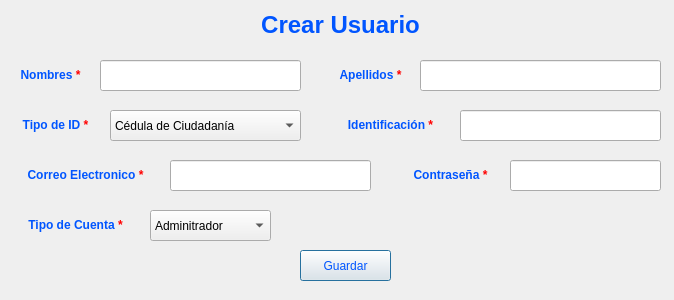
Before: the Qt Designer form Interfaz/Registro de Usuario.ui in SofhiAM/Aeropuerto_Campanero, drawn with Qt 5.
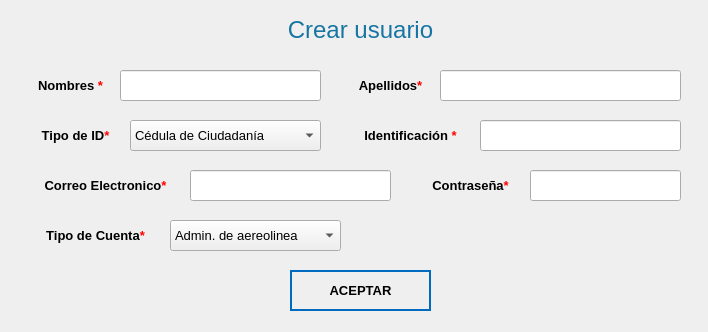
After: the same form once the commit is applied. Icons and pictures are not drawn.

Commit message: Actualizacion interfaces 1

Diff of the .ui file:
```diff
--- a/Interfaz/Registro de Usuario.ui
+++ b/Interfaz/Registro de Usuario.ui
@@ -6,39 +6,30 @@
    <rect>
     <x>0</x>
     <y>0</y>
-    <width>674</width>
-    <height>300</height>
+    <width>708</width>
+    <height>332</height>
    </rect>
   </property>
+  <property name="font">
+   <font>
+    <family>Nirmala UI</family>
+    <pointsize>10</pointsize>
+    <weight>50</weight>
+    <italic>false</italic>
+    <bold>false</bold>
+   </font>
+  </property>
   <property name="windowTitle">
    <string>Registro de Usuario</string>
   </property>
   <property name="styleSheet">
    <string notr="true">font: 14pt &quot;Nirmala UI&quot;;</string>
   </property>
-  <widget class="QLabel" name="lb_CrearUsuario">
-   <property name="geometry">
-    <rect>
-     <x>260</x>
-     <y>10</y>
-     <width>161</width>
-     <height>31</height>
-    </rect>
-   </property>
-   <property name="styleSheet">
-    <string notr="true">font: 75 14pt &quot;Nirmala UI&quot;;
-font: 75 18pt &quot;Nirmala UI&quot;;
-font: 75 16pt &quot;Nirmala UI&quot;;</string>
-   </property>
-   <property name="text">
-    <string>&lt;html&gt;&lt;head/&gt;&lt;body&gt;&lt;p align=&quot;center&quot;&gt;&lt;span style=&quot; font-size:18pt; font-weight:600; color:#0055ff;&quot;&gt;Crear Usuario&lt;/span&gt;&lt;/p&gt;&lt;/body&gt;&lt;/html&gt;</string>
-   </property>
-  </widget>
   <widget class="QLabel" name="lb_Nombres">
    <property name="geometry">
     <rect>
-     <x>10</x>
-     <y>60</y>
+     <x>30</x>
+     <y>70</y>
      <width>81</width>
      <height>31</height>
     </rect>
@@ -47,14 +38,14 @@
     <string notr="true">font: 75 12pt &quot;Nirmala UI&quot;;</string>
    </property>
    <property name="text">
-    <string>&lt;html&gt;&lt;head/&gt;&lt;body&gt;&lt;p align=&quot;center&quot;&gt;&lt;span style=&quot; font-weight:600; color:#0055ff;&quot;&gt;Nombres &lt;/span&gt;&lt;span style=&quot; font-weight:600; color:#ff0000;&quot;&gt;*&lt;/span&gt;&lt;/p&gt;&lt;/body&gt;&lt;/html&gt;</string>
+    <string>&lt;html&gt;&lt;head/&gt;&lt;body&gt;&lt;p align=&quot;center&quot;&gt;&lt;span style=&quot; font-weight:600; color:#000000;&quot;&gt;Nombres &lt;/span&gt;&lt;span style=&quot; font-weight:600; color:#ff0000;&quot;&gt;*&lt;/span&gt;&lt;/p&gt;&lt;/body&gt;&lt;/html&gt;</string>
    </property>
   </widget>
   <widget class="QLineEdit" name="lineEdit_Nombres">
    <property name="geometry">
     <rect>
-     <x>100</x>
-     <y>60</y>
+     <x>120</x>
+     <y>70</y>
      <width>201</width>
      <height>31</height>
     </rect>
@@ -66,8 +57,8 @@
   <widget class="QLabel" name="lb_Apellidos">
    <property name="geometry">
     <rect>
-     <x>320</x>
-     <y>60</y>
+     <x>340</x>
+     <y>70</y>
      <width>101</width>
      <height>31</height>
     </rect>
@@ -76,14 +67,14 @@
     <string notr="true">font: 75 12pt &quot;Nirmala UI&quot;;</string>
    </property>
    <property name="text">
-    <string>&lt;html&gt;&lt;head/&gt;&lt;body&gt;&lt;p align=&quot;center&quot;&gt;&lt;span style=&quot; font-weight:600; color:#0055ff;&quot;&gt;Apellidos &lt;/span&gt;&lt;span style=&quot; font-weight:600; color:#ff0000;&quot;&gt;*&lt;/span&gt;&lt;/p&gt;&lt;/body&gt;&lt;/html&gt;</string>
+    <string>&lt;html&gt;&lt;head/&gt;&lt;body&gt;&lt;p align=&quot;center&quot;&gt;&lt;span style=&quot; font-weight:600; color:#000000;&quot;&gt;Apellidos&lt;/span&gt;&lt;span style=&quot; font-weight:600; color:#0055ff;&quot;/&gt;&lt;span style=&quot; font-weight:600; color:#ff0000;&quot;&gt;*&lt;/span&gt;&lt;/p&gt;&lt;/body&gt;&lt;/html&gt;</string>
    </property>
   </widget>
   <widget class="QLineEdit" name="lineEdit_Apellidos">
    <property name="geometry">
     <rect>
-     <x>420</x>
-     <y>60</y>
+     <x>440</x>
+     <y>70</y>
      <width>241</width>
      <height>31</height>
     </rect>
@@ -95,8 +86,8 @@
   <widget class="QLabel" name="lb_TipodeID">
    <property name="geometry">
     <rect>
-     <x>10</x>
-     <y>110</y>
+     <x>30</x>
+     <y>120</y>
      <width>91</width>
      <height>31</height>
     </rect>
@@ -105,14 +96,14 @@
     <string notr="true">font: 75 12pt &quot;Nirmala UI&quot;;</string>
    </property>
    <property name="text">
-    <string>&lt;html&gt;&lt;head/&gt;&lt;body&gt;&lt;p align=&quot;center&quot;&gt;&lt;span style=&quot; font-weight:600; color:#0055ff;&quot;&gt;Tipo de ID &lt;/span&gt;&lt;span style=&quot; font-weight:600; color:#ff0000;&quot;&gt;*&lt;/span&gt;&lt;/p&gt;&lt;/body&gt;&lt;/html&gt;</string>
+    <string>&lt;html&gt;&lt;head/&gt;&lt;body&gt;&lt;p align=&quot;center&quot;&gt;&lt;span style=&quot; font-weight:600; color:#000000;&quot;&gt;Tipo de ID&lt;/span&gt;&lt;span style=&quot; font-weight:600; color:#0055ff;&quot;/&gt;&lt;span style=&quot; font-weight:600; color:#ff0000;&quot;&gt;*&lt;/span&gt;&lt;/p&gt;&lt;/body&gt;&lt;/html&gt;</string>
    </property>
   </widget>
   <widget class="QLabel" name="lb_Identificacion">
    <property name="geometry">
     <rect>
-     <x>320</x>
-     <y>110</y>
+     <x>340</x>
+     <y>120</y>
      <width>141</width>
      <height>31</height>
     </rect>
@@ -121,14 +112,14 @@
     <string notr="true">font: 75 12pt &quot;Nirmala UI&quot;;</string>
    </property>
    <property name="text">
-    <string>&lt;html&gt;&lt;head/&gt;&lt;body&gt;&lt;p align=&quot;center&quot;&gt;&lt;span style=&quot; font-weight:600; color:#0055ff;&quot;&gt;Identificación &lt;/span&gt;&lt;span style=&quot; font-weight:600; color:#ff0000;&quot;&gt;*&lt;/span&gt;&lt;/p&gt;&lt;/body&gt;&lt;/html&gt;</string>
+    <string>&lt;html&gt;&lt;head/&gt;&lt;body&gt;&lt;p align=&quot;center&quot;&gt;&lt;span style=&quot; font-weight:600; color:#000000;&quot;&gt;Identificación &lt;/span&gt;&lt;span style=&quot; font-weight:600; color:#ff0000;&quot;&gt;*&lt;/span&gt;&lt;/p&gt;&lt;/body&gt;&lt;/html&gt;</string>
    </property>
   </widget>
   <widget class="QLineEdit" name="lineEdit_Identificacion">
    <property name="geometry">
     <rect>
-     <x>460</x>
-     <y>110</y>
+     <x>480</x>
+     <y>120</y>
      <width>201</width>
      <height>31</height>
     </rect>
@@ -140,8 +131,8 @@
   <widget class="QLabel" name="lb_Nombres_5">
    <property name="geometry">
     <rect>
-     <x>10</x>
-     <y>160</y>
+     <x>30</x>
+     <y>170</y>
      <width>151</width>
      <height>31</height>
     </rect>
@@ -150,14 +141,14 @@
     <string notr="true">font: 75 12pt &quot;Nirmala UI&quot;;</string>
    </property>
    <property name="text">
-    <string>&lt;html&gt;&lt;head/&gt;&lt;body&gt;&lt;p align=&quot;center&quot;&gt;&lt;span style=&quot; font-weight:600; color:#0055ff;&quot;&gt;Correo Electronico &lt;/span&gt;&lt;span style=&quot; font-weight:600; color:#ff0000;&quot;&gt;*&lt;/span&gt;&lt;/p&gt;&lt;/body&gt;&lt;/html&gt;</string>
+    <string>&lt;html&gt;&lt;head/&gt;&lt;body&gt;&lt;p align=&quot;center&quot;&gt;&lt;span style=&quot; font-weight:600; color:#000000;&quot;&gt;Correo Electronico&lt;/span&gt;&lt;span style=&quot; font-weight:600; color:#0055ff;&quot;/&gt;&lt;span style=&quot; font-weight:600; color:#ff0000;&quot;&gt;*&lt;/span&gt;&lt;/p&gt;&lt;/body&gt;&lt;/html&gt;</string>
    </property>
   </widget>
   <widget class="QLineEdit" name="lineEdit_CorreoElectronico">
    <property name="geometry">
     <rect>
-     <x>170</x>
-     <y>160</y>
+     <x>190</x>
+     <y>170</y>
      <width>201</width>
      <height>31</height>
     </rect>
@@ -169,8 +160,8 @@
   <widget class="QComboBox" name="cb_TipodeID">
    <property name="geometry">
     <rect>
-     <x>110</x>
-     <y>110</y>
+     <x>130</x>
+     <y>120</y>
      <width>191</width>
      <height>31</height>
     </rect>
@@ -231,8 +222,8 @@
   <widget class="QLabel" name="lb_Contrasena">
    <property name="geometry">
     <rect>
-     <x>400</x>
-     <y>160</y>
+     <x>420</x>
+     <y>170</y>
      <width>101</width>
      <height>31</height>
     </rect>
@@ -241,14 +232,14 @@
     <string notr="true">font: 75 12pt &quot;Nirmala UI&quot;;</string>
    </property>
    <property name="text">
-    <string>&lt;html&gt;&lt;head/&gt;&lt;body&gt;&lt;p align=&quot;center&quot;&gt;&lt;span style=&quot; font-weight:600; color:#0055ff;&quot;&gt;Contraseña &lt;/span&gt;&lt;span style=&quot; font-weight:600; color:#ff0000;&quot;&gt;*&lt;/span&gt;&lt;/p&gt;&lt;/body&gt;&lt;/html&gt;</string>
+    <string>&lt;html&gt;&lt;head/&gt;&lt;body&gt;&lt;p align=&quot;center&quot;&gt;&lt;span style=&quot; font-weight:600; color:#000000;&quot;&gt;Contraseña&lt;/span&gt;&lt;span style=&quot; font-weight:600; color:#0055ff;&quot;/&gt;&lt;span style=&quot; font-weight:600; color:#ff0000;&quot;&gt;*&lt;/span&gt;&lt;/p&gt;&lt;/body&gt;&lt;/html&gt;</string>
    </property>
   </widget>
   <widget class="QLineEdit" name="lineEdit_Contrasena">
    <property name="geometry">
     <rect>
-     <x>510</x>
-     <y>160</y>
+     <x>530</x>
+     <y>170</y>
      <width>151</width>
      <height>31</height>
     </rect>
@@ -260,8 +251,8 @@
   <widget class="QLabel" name="lb_TipodeCuenta">
    <property name="geometry">
     <rect>
-     <x>10</x>
-     <y>210</y>
+     <x>30</x>
+     <y>220</y>
      <width>131</width>
      <height>31</height>
     </rect>
@@ -270,15 +261,15 @@
     <string notr="true">font: 75 12pt &quot;Nirmala UI&quot;;</string>
    </property>
    <property name="text">
-    <string>&lt;html&gt;&lt;head/&gt;&lt;body&gt;&lt;p align=&quot;center&quot;&gt;&lt;span style=&quot; font-weight:600; color:#0055ff;&quot;&gt;Tipo de Cuenta &lt;/span&gt;&lt;span style=&quot; font-weight:600; color:#ff0000;&quot;&gt;*&lt;/span&gt;&lt;/p&gt;&lt;/body&gt;&lt;/html&gt;</string>
+    <string>&lt;html&gt;&lt;head/&gt;&lt;body&gt;&lt;p align=&quot;center&quot;&gt;&lt;span style=&quot; font-weight:600; color:#000000;&quot;&gt;Tipo de Cuenta&lt;/span&gt;&lt;span style=&quot; font-weight:600; color:#0055ff;&quot;/&gt;&lt;span style=&quot; font-weight:600; color:#ff0000;&quot;&gt;*&lt;/span&gt;&lt;/p&gt;&lt;/body&gt;&lt;/html&gt;</string>
    </property>
   </widget>
   <widget class="QComboBox" name="cb_TipodeCuenta">
    <property name="geometry">
     <rect>
-     <x>150</x>
-     <y>210</y>
-     <width>121</width>
+     <x>170</x>
+     <y>220</y>
+     <width>171</width>
      <height>31</height>
     </rect>
    </property>
@@ -290,7 +281,7 @@
    </property>
    <item>
     <property name="text">
-     <string>Adminitrador</string>
+     <string>Admin. de aereolinea</string>
     </property>
    </item>
    <item>
@@ -307,26 +298,75 @@
   <widget class="QPushButton" name="bt_Guardar">
    <property name="geometry">
     <rect>
-     <x>300</x>
-     <y>250</y>
-     <width>91</width>
-     <height>31</height>
+     <x>290</x>
+     <y>270</y>
+     <width>141</width>
+     <height>41</height>
     </rect>
    </property>
+   <property name="font">
+    <font>
+     <family>Nirmala UI</family>
+     <pointsize>10</pointsize>
+     <weight>75</weight>
+     <bold>true</bold>
+    </font>
+   </property>
    <property name="cursor">
     <cursorShape>PointingHandCursor</cursorShape>
    </property>
    <property name="styleSheet">
-    <string notr="true">color: rgb(0, 85, 255);
-font: 75 16pt &quot;MS Shell Dlg 2&quot;;</string>
+    <string notr="true">QPushButton
+{	
+	height: 2em;
+ 	border-style: solid;
+	border-width: 2px;
+ 	border-color: #0069c0;
+	font-weight: bold;
+}
+
+QPushButton:hover
+{
+   	background-color:#0069c0;
+	color:white;
+}</string>
    </property>
    <property name="text">
-    <string>Guardar</string>
+    <string>ACEPTAR</string>
+   </property>
+   <property name="icon">
+    <iconset>
+     <normaloff>../Ventanas/Icons/save-icon.png</normaloff>../Ventanas/Icons/save-icon.png</iconset>
+   </property>
+   <property name="iconSize">
+    <size>
+     <width>40</width>
+     <height>50</height>
+    </size>
    </property>
    <property name="default">
+    <bool>false</bool>
+   </property>
+   <property name="flat">
     <bool>true</bool>
    </property>
   </widget>
+  <widget class="QLabel" name="lb_facturanum">
+   <property name="geometry">
+    <rect>
+     <x>250</x>
+     <y>10</y>
+     <width>221</width>
+     <height>41</height>
+    </rect>
+   </property>
+   <property name="styleSheet">
+    <string notr="true">font: 63 26pt &quot;Open Sans Semibold&quot;;</string>
+   </property>
+   <property name="text">
+    <string>&lt;html&gt;&lt;head/&gt;&lt;body&gt;&lt;p align=&quot;center&quot;&gt;&lt;span style=&quot; font-size:18pt; font-weight:400; color:#1675a3;&quot;&gt;Crear usuario&lt;/span&gt;&lt;/p&gt;&lt;/body&gt;&lt;/html&gt;</string>
+   </property>
+  </widget>
  </widget>
  <resources/>
  <connections/>
```
Left out of the diff: 12 changed lines with no effect on the pictures. The commit also changes 5 other files.
